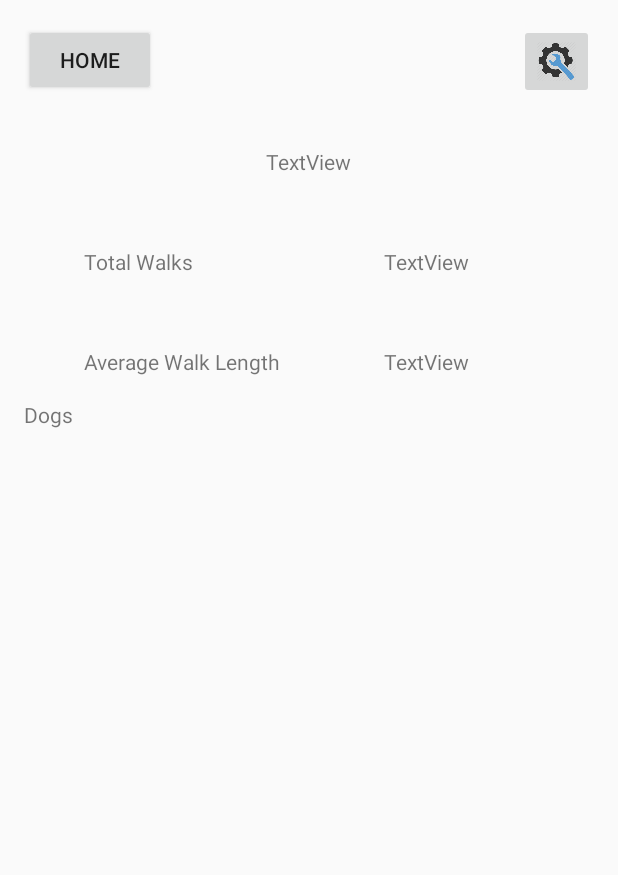
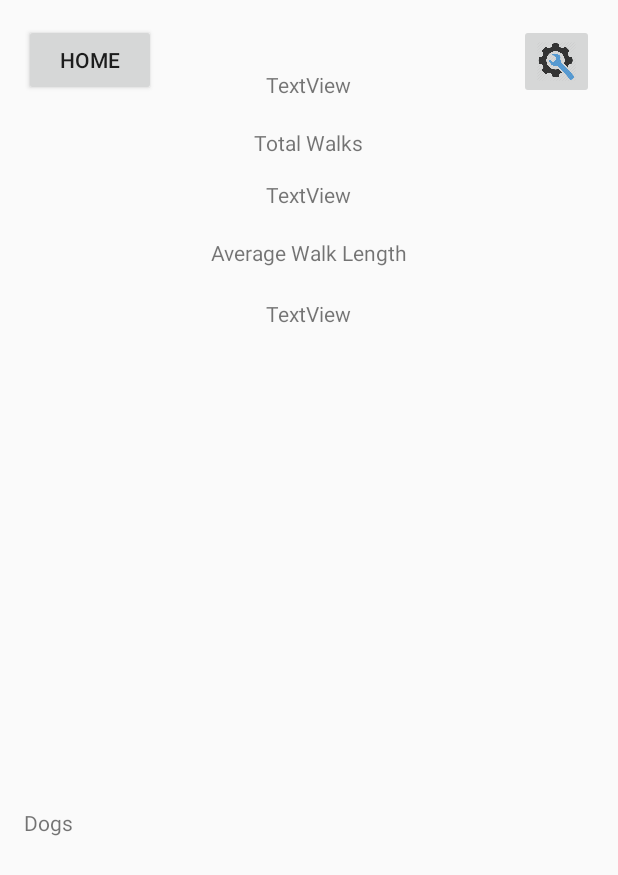
Before and after one commit to thebestyshow/Froyo, an Android app: the layout activity_profile.xml on its own in the app's theme, with its tools: preview values and no code run, on a phone screen of 412 x 824 dp. Shown: the top 875 px of the screen. Run offline under Robolectric (Android 15) with nearby library versions, the phone set to English and light mode, and no system bars.

Commit message:
Added Dog Profiles Changed Dog passing to map and review screen Updates owner and dog details on review screen onCreate Couple DatabaseHandler Changes

```diff
--- a/app/build.gradle
+++ b/app/build.gradle
@@ -27,6 +27,7 @@ dependencies {
         exclude group: 'com.android.support', module: 'support-annotations'
     })
     compile 'com.android.support:appcompat-v7:24.2.1'
-    compile 'com.google.android.gms:play-services:10.2.1'
+    compile 'com.google.android.gms:play-services:10.2.4'
+    compile 'com.android.support:design:24.2.1'
     testCompile 'junit:junit:4.12'
 }
--- a/app/src/main/AndroidManifest.xml
+++ b/app/src/main/AndroidManifest.xml
@@ -62,6 +62,10 @@
         <activity
             android:name=".Settings"
             android:label="@string/title_activity_settings" />
+        <activity
+            android:name=".DogProfile"
+            android:label="@string/title_activity_dog_profile"
+            android:theme="@style/AppTheme.NoActionBar"></activity>
     </application>
 
 </manifest>
--- a/app/src/main/java/uk/ac/tees/p4072699/dogmapp/Owner.java
+++ b/app/src/main/java/uk/ac/tees/p4072699/dogmapp/Owner.java
@@ -51,7 +51,7 @@ public class Owner implements Serializable {
         return tot_dis;
     }
 
-    public void setTot_dis(float tot_dis) {
+    public void setTot_dis(double tot_dis) {
         this.tot_dis = tot_dis;
     }
 
--- a/app/src/main/java/uk/ac/tees/p4072699/dogmapp/Profile.java
+++ b/app/src/main/java/uk/ac/tees/p4072699/dogmapp/Profile.java
@@ -11,8 +11,6 @@ import android.widget.Button;
 import android.widget.ImageButton;
 import android.widget.ListView;
 import android.widget.TextView;
-
-import org.w3c.dom.Text;
 
 import java.text.DecimalFormat;
 import java.util.Arrays;
--- a/app/src/main/res/layout/activity_profile.xml
+++ b/app/src/main/res/layout/activity_profile.xml
@@ -10,76 +10,6 @@
     android:paddingRight="@dimen/activity_horizontal_margin"
     android:paddingTop="@dimen/activity_vertical_margin"
     tools:context="uk.ac.tees.p4072699.dogmapp.Profile">
-
-    <ListView
-        android:layout_width="match_parent"
-        android:layout_height="match_parent"
-        android:layout_below="@+id/Prof_name"
-        android:layout_alignParentLeft="true"
-        android:layout_alignParentStart="true"
-        android:layout_marginTop="162dp"
-        android:id="@+id/Prof_dogList" />
-
-    <TextView
-        android:layout_width="wrap_content"
-        android:layout_height="wrap_content"
-        android:layout_below="@+id/Prof_name"
-        android:layout_alignParentLeft="true"
-        android:layout_alignParentStart="true"
-        android:layout_marginLeft="40dp"
-        android:layout_marginStart="40dp"
-        android:layout_marginTop="47dp"
-        android:id="@+id/textView8"
-        android:text="@string/tot_walks" />
-
-    <TextView
-        android:text="TextView"
-        android:layout_width="wrap_content"
-        android:layout_height="wrap_content"
-        android:layout_alignBottom="@+id/textView8"
-        android:layout_toRightOf="@+id/Prof_name"
-        android:layout_toEndOf="@+id/Prof_name"
-        android:layout_marginLeft="22dp"
-        android:layout_marginStart="22dp"
-        android:id="@+id/prof_totwalks" />
-
-    <TextView
-        android:text="TextView"
-        android:layout_width="wrap_content"
-        android:layout_height="wrap_content"
-        android:layout_alignBottom="@+id/textView9"
-        android:layout_alignRight="@+id/prof_totwalks"
-        android:layout_alignEnd="@+id/prof_totwalks"
-        android:id="@+id/Prof_avgwalks" />
-
-    <TextView
-        android:text="TextView"
-        android:layout_width="wrap_content"
-        android:layout_height="wrap_content"
-        android:layout_marginTop="34dp"
-        android:id="@+id/Prof_name"
-        android:layout_below="@+id/button_home"
-        android:layout_centerHorizontal="true" />
-
-    <TextView
-        android:text="@string/avg_walks"
-        android:layout_width="wrap_content"
-        android:layout_height="wrap_content"
-        android:id="@+id/textView9"
-        android:layout_below="@+id/textView8"
-        android:layout_alignLeft="@+id/textView8"
-        android:layout_alignStart="@+id/textView8"
-        android:layout_marginTop="47dp" />
-
-    <TextView
-        android:text="@string/dogs"
-        android:layout_width="wrap_content"
-        android:layout_height="wrap_content"
-        android:layout_below="@+id/textView9"
-        android:layout_alignParentLeft="true"
-        android:layout_alignParentStart="true"
-        android:layout_marginTop="16dp"
-        android:id="@+id/textView11" />
 
     <Button
         android:text="@string/home"
@@ -99,4 +29,71 @@
         android:layout_alignParentRight="true"
         android:layout_alignParentEnd="true"
         app:srcCompat="@drawable/settings" />
+
+    <TextView
+        android:text="TextView"
+        android:layout_width="wrap_content"
+        android:layout_height="wrap_content"
+        android:id="@+id/Prof_name"
+        android:layout_alignBottom="@+id/imageButton_settings"
+        android:layout_centerHorizontal="true" />
+
+    <TextView
+        android:layout_width="wrap_content"
+        android:layout_height="wrap_content"
+        android:layout_marginTop="19dp"
+        android:id="@+id/textView8"
+        android:text="@string/tot_walks"
+        android:layout_below="@+id/Prof_name"
+        android:layout_centerHorizontal="true" />
+
+    <TextView
+        android:text="TextView"
+        android:layout_width="wrap_content"
+        android:layout_height="wrap_content"
+        android:id="@+id/prof_totwalks"
+        android:layout_below="@+id/textView8"
+        android:layout_alignLeft="@+id/Prof_name"
+        android:layout_alignStart="@+id/Prof_name"
+        android:layout_marginTop="15dp"
+        android:textAlignment="gravity"
+        android:gravity="center" />
+
+    <ListView
+        android:layout_width="match_parent"
+        android:id="@+id/Prof_dogList"
+        android:layout_height="250dp"
+        android:layout_alignParentBottom="true"
+        android:layout_alignParentLeft="true"
+        android:layout_alignParentStart="true" />
+
+    <TextView
+        android:text="TextView"
+        android:layout_width="wrap_content"
+        android:layout_height="wrap_content"
+        android:id="@+id/Prof_avgwalks"
+        android:layout_below="@+id/textView9"
+        android:layout_alignLeft="@+id/prof_totwalks"
+        android:layout_alignStart="@+id/prof_totwalks"
+        android:layout_marginTop="21dp"
+        android:textAlignment="gravity"
+        android:gravity="center" />
+
+    <TextView
+        android:text="@string/avg_walks"
+        android:layout_width="wrap_content"
+        android:layout_height="wrap_content"
+        android:id="@+id/textView9"
+        android:layout_marginTop="19dp"
+        android:layout_below="@+id/prof_totwalks"
+        android:layout_centerHorizontal="true" />
+
+    <TextView
+        android:text="@string/dogs"
+        android:layout_width="wrap_content"
+        android:layout_height="wrap_content"
+        android:id="@+id/textView11"
+        android:layout_above="@+id/Prof_dogList"
+        android:layout_alignParentLeft="true"
+        android:layout_alignParentStart="true" />
 </RelativeLayout>
--- /dev/null
+++ b/app/src/main/res/values-v21/styles.xml
@@ -0,0 +1,9 @@
+<resources>
+
+    <style name="AppTheme.NoActionBar">
+        <item name="windowActionBar">false</item>
+        <item name="windowNoTitle">true</item>
+        <item name="android:windowDrawsSystemBarBackgrounds">true</item>
+        <item name="android:statusBarColor">@android:color/transparent</item>
+    </style>
+</resources>
--- a/app/src/main/res/values/dimens.xml
+++ b/app/src/main/res/values/dimens.xml
@@ -2,4 +2,5 @@
     <!-- Default screen margins, per the Android Design guidelines. -->
     <dimen name="activity_horizontal_margin">16dp</dimen>
     <dimen name="activity_vertical_margin">16dp</dimen>
+    <dimen name="fab_margin">16dp</dimen>
 </resources>
--- a/app/src/main/res/values/strings.xml
+++ b/app/src/main/res/values/strings.xml
@@ -124,4 +124,5 @@
     <string name="pref_ringtone_silent">Silent</string>
 
     <string name="pref_title_vibrate">Vibrate</string>
+    <string name="title_activity_dog_profile">DogProfile</string>
 </resources>
--- a/app/src/main/res/values/styles.xml
+++ b/app/src/main/res/values/styles.xml
@@ -8,4 +8,13 @@
         <item name="colorAccent">@color/colorAccent</item>
     </style>
 
+    <style name="AppTheme.NoActionBar">
+        <item name="windowActionBar">false</item>
+        <item name="windowNoTitle">true</item>
+    </style>
+
+    <style name="AppTheme.AppBarOverlay" parent="ThemeOverlay.AppCompat.Dark.ActionBar" />
+
+    <style name="AppTheme.PopupOverlay" parent="ThemeOverlay.AppCompat.Light" />
+
 </resources>
```
Also changed, not shown: app/src/main/java/uk/ac/tees/p4072699/dogmapp/DatabaseHandler.java (+16 -15 lines), app/src/main/java/uk/ac/tees/p4072699/dogmapp/Dog.java (+8 -5 lines), app/src/main/java/uk/ac/tees/p4072699/dogmapp/DogList.java (+6 -2 lines), app/src/main/java/uk/ac/tees/p4072699/dogmapp/DogProfile.java (added, +61 -0 lines), app/src/main/java/uk/ac/tees/p4072699/dogmapp/MapsActivity.java (+6 -2 lines), app/src/main/java/uk/ac/tees/p4072699/dogmapp/Review.java (+13 -5 lines), app/src/main/java/uk/ac/tees/p4072699/dogmapp/StartWalk.java (+14 -0 lines), app/src/main/res/layout/activity_dog_profile.xml (added, +26 -0 lines), app/src/main/res/layout/content_dog_profile.xml (added, +83 -0 lines).
